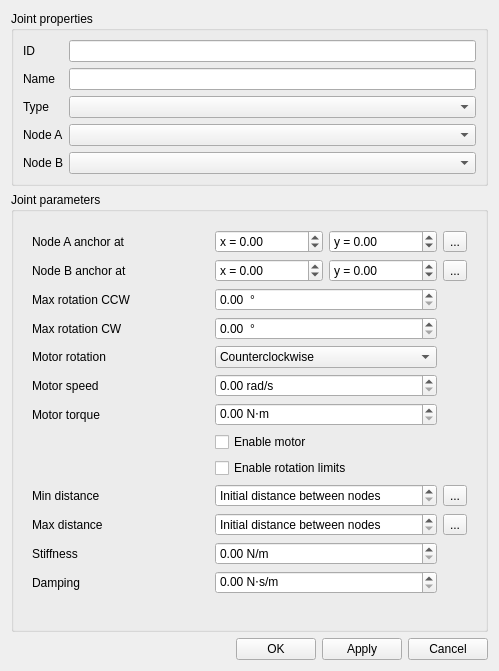
Qt form editor/gui/dlgjoint.ui (ensisoft/detonator) before a commit.
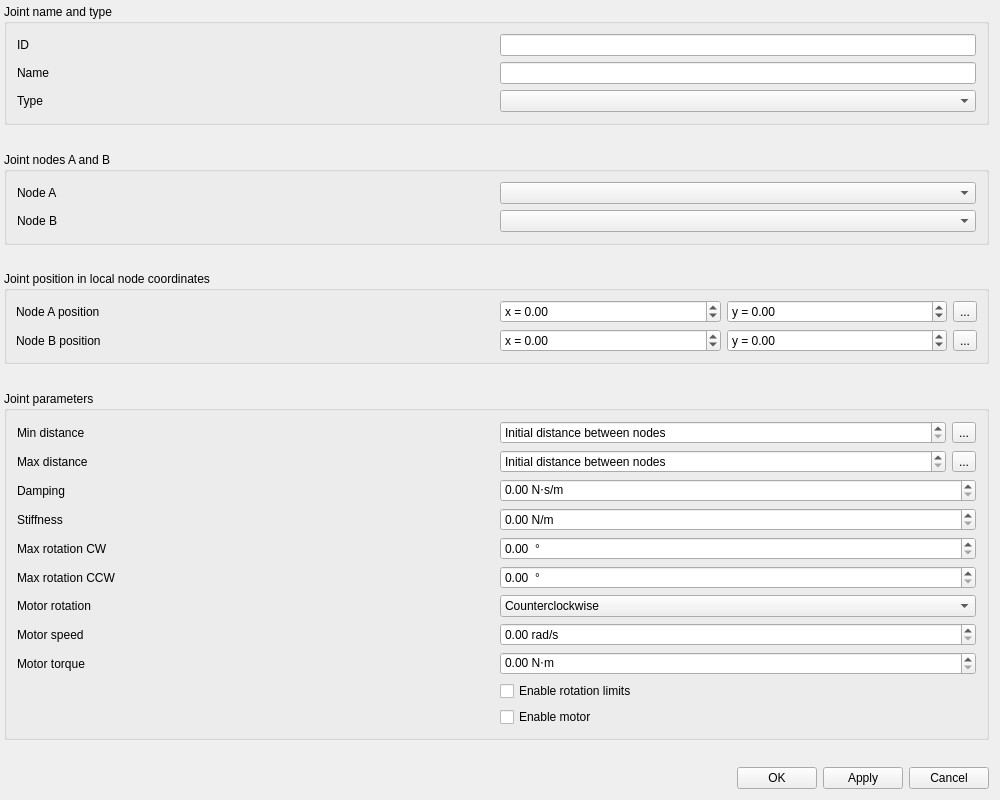
The same form after that commit. Icons and pictures are not drawn.

Commit message:
Revert entity joint refactoring regarding node anchors
Revert entity joint refactoring regarding node anchors. It's
simpler to just let both A and B anchors remain with the base
joint parameters since so many joints require (or can support)
local joint anchor positions on *both* nodes.

Just have to figure out what it means to have a joint that logically
can only have a single world position but each node can have its
own anchor position. What's the outcome if local anchor positions
don't map to the same global position ?

```diff
--- a/editor/gui/dlgjoint.ui
+++ b/editor/gui/dlgjoint.ui
@@ -6,32 +6,63 @@
    <rect>
     <x>0</x>
     <y>0</y>
-    <width>499</width>
-    <height>671</height>
+    <width>1000</width>
+    <height>800</height>
    </rect>
   </property>
   <property name="windowTitle">
    <string>Rigid Body Joint</string>
   </property>
   <layout class="QVBoxLayout" name="verticalLayout_2">
+   <property name="leftMargin">
+    <number>4</number>
+   </property>
+   <property name="topMargin">
+    <number>4</number>
+   </property>
    <item>
     <widget class="QGroupBox" name="props">
      <property name="title">
-      <string>Joint properties</string>
+      <string>Joint name and type</string>
      </property>
-     <layout class="QGridLayout" name="gridLayout_2">
-      <item row="2" column="1">
-       <widget class="QComboBox" name="cmbType"/>
-      </item>
-      <item row="3" column="0">
-       <widget class="QLabel" name="label_3">
+     <property name="flat">
+      <bool>true</bool>
+     </property>
+     <layout class="QGridLayout" name="gridLayout_3">
+      <property name="leftMargin">
+       <number>10</number>
+      </property>
+      <property name="topMargin">
+       <number>10</number>
+      </property>
+      <property name="rightMargin">
+       <number>10</number>
+      </property>
+      <property name="bottomMargin">
+       <number>10</number>
+      </property>
+      <item row="0" column="0">
+       <widget class="QLabel" name="label_5">
         <property name="text">
-         <string>Node A</string>
+         <string>ID</string>
+        </property>
+       </widget>
+      </item>
+      <item row="0" column="1">
+       <widget class="QLineEdit" name="jointID">
+        <property name="sizePolicy">
+         <sizepolicy hsizetype="Preferred" vsizetype="Fixed">
+          <horstretch>0</horstretch>
+          <verstretch>0</verstretch>
+         </sizepolicy>
+        </property>
+        <property name="readOnly">
+         <bool>true</bool>
         </property>
        </widget>
       </item>
       <item row="1" column="0">
-       <widget class="QLabel" name="label">
+       <widget class="QLabel" name="label_6">
         <property name="text">
          <string>Name</string>
         </property>
@@ -39,73 +70,359 @@
       </item>
       <item row="1" column="1">
        <widget class="QLineEdit" name="jointName">
+        <property name="sizePolicy">
+         <sizepolicy hsizetype="Preferred" vsizetype="Fixed">
+          <horstretch>0</horstretch>
+          <verstretch>0</verstretch>
+         </sizepolicy>
+        </property>
         <property name="readOnly">
          <bool>false</bool>
         </property>
        </widget>
       </item>
-      <item row="6" column="0">
-       <widget class="QLabel" name="label_4">
-        <property name="text">
-         <string>Node B</string>
-        </property>
-       </widget>
-      </item>
-      <item row="0" column="0">
-       <widget class="QLabel" name="label_8">
-        <property name="text">
-         <string>ID</string>
-        </property>
-       </widget>
-      </item>
       <item row="2" column="0">
-       <widget class="QLabel" name="label_2">
+       <widget class="QLabel" name="label_7">
         <property name="text">
          <string>Type</string>
         </property>
        </widget>
       </item>
-      <item row="6" column="1">
-       <widget class="QComboBox" name="cmbDstNode"/>
+      <item row="2" column="1">
+       <widget class="QComboBox" name="cmbType"/>
       </item>
-      <item row="0" column="1">
-       <widget class="QLineEdit" name="jointID">
-        <property name="readOnly">
+     </layout>
+    </widget>
+   </item>
+   <item>
+    <spacer name="verticalSpacer_2">
+     <property name="orientation">
+      <enum>Qt::Vertical</enum>
+     </property>
+     <property name="sizeType">
+      <enum>QSizePolicy::Preferred</enum>
+     </property>
+     <property name="sizeHint" stdset="0">
+      <size>
+       <width>20</width>
+       <height>40</height>
+      </size>
+     </property>
+    </spacer>
+   </item>
+   <item>
+    <widget class="QGroupBox" name="groupBox_3">
+     <property name="title">
+      <string>Joint nodes A and B</string>
+     </property>
+     <property name="flat">
          <bool>true</bool>
         </property>
-       </widget>
-      </item>
-      <item row="3" column="1">
+     <layout class="QVBoxLayout" name="verticalLayout_4">
+      <property name="leftMargin">
+       <number>10</number>
+      </property>
+      <property name="topMargin">
+       <number>10</number>
+      </property>
+      <property name="rightMargin">
+       <number>10</number>
+      </property>
+      <property name="bottomMargin">
+       <number>10</number>
+      </property>
+      <item>
+       <layout class="QHBoxLayout" name="horizontalLayout_2">
+        <item>
+         <widget class="QLabel" name="label">
+          <property name="text">
+           <string>Node A</string>
+          </property>
+          <property name="alignment">
+           <set>Qt::AlignLeading|Qt::AlignLeft|Qt::AlignVCenter</set>
+          </property>
+         </widget>
+        </item>
+        <item>
        <widget class="QComboBox" name="cmbSrcNode"/>
       </item>
      </layout>
+      </item>
+      <item>
+       <layout class="QHBoxLayout" name="horizontalLayout_3">
+        <item>
+         <widget class="QLabel" name="label_2">
+          <property name="text">
+           <string>Node B</string>
+          </property>
+          <property name="alignment">
+           <set>Qt::AlignLeading|Qt::AlignLeft|Qt::AlignVCenter</set>
+          </property>
     </widget>
    </item>
    <item>
-    <widget class="QGroupBox" name="groupBox">
+         <widget class="QComboBox" name="cmbDstNode"/>
+        </item>
+       </layout>
+      </item>
+     </layout>
+    </widget>
+   </item>
+   <item>
+    <spacer name="verticalSpacer_5">
+     <property name="orientation">
+      <enum>Qt::Vertical</enum>
+     </property>
+     <property name="sizeType">
+      <enum>QSizePolicy::Preferred</enum>
+     </property>
+     <property name="sizeHint" stdset="0">
+      <size>
+       <width>20</width>
+       <height>40</height>
+      </size>
+     </property>
+    </spacer>
+   </item>
+   <item>
+    <widget class="QGroupBox" name="groupBox_4">
+     <property name="title">
+      <string>Joint position in local node coordinates</string>
+     </property>
+     <property name="flat">
+      <bool>true</bool>
+     </property>
+     <layout class="QGridLayout" name="gridLayout_2">
+      <item row="0" column="0">
+       <widget class="QLabel" name="lblNodeAPosition">
+        <property name="text">
+         <string>Node A position</string>
+        </property>
+       </widget>
+      </item>
+      <item row="0" column="1">
+       <layout class="QHBoxLayout" name="horizontalLayout_4">
+        <item>
+         <widget class="QDoubleSpinBox" name="srcX">
+          <property name="enabled">
+           <bool>true</bool>
+          </property>
+          <property name="sizePolicy">
+           <sizepolicy hsizetype="Preferred" vsizetype="Fixed">
+            <horstretch>0</horstretch>
+            <verstretch>0</verstretch>
+           </sizepolicy>
+          </property>
+          <property name="prefix">
+           <string>x = </string>
+          </property>
+          <property name="minimum">
+           <double>-1000000.000000000000000</double>
+          </property>
+          <property name="maximum">
+           <double>1000000.000000000000000</double>
+          </property>
+          <property name="stepType">
+           <enum>QAbstractSpinBox::AdaptiveDecimalStepType</enum>
+          </property>
+         </widget>
+        </item>
+        <item>
+         <widget class="QDoubleSpinBox" name="srcY">
+          <property name="enabled">
+           <bool>true</bool>
+          </property>
+          <property name="sizePolicy">
+           <sizepolicy hsizetype="Preferred" vsizetype="Fixed">
+            <horstretch>0</horstretch>
+            <verstretch>0</verstretch>
+           </sizepolicy>
+          </property>
+          <property name="buttonSymbols">
+           <enum>QAbstractSpinBox::UpDownArrows</enum>
+          </property>
+          <property name="prefix">
+           <string>y = </string>
+          </property>
+          <property name="minimum">
+           <double>-1000000.000000000000000</double>
+          </property>
+          <property name="maximum">
+           <double>1000000.000000000000000</double>
+          </property>
+          <property name="stepType">
+           <enum>QAbstractSpinBox::AdaptiveDecimalStepType</enum>
+          </property>
+         </widget>
+        </item>
+        <item>
+         <widget class="QToolButton" name="btnResetSrcAnchor">
+          <property name="toolTip">
+           <string>Reset idle track to nothing</string>
+          </property>
+          <property name="text">
+           <string>...</string>
+          </property>
+          <property name="icon">
+           <iconset resource="../resource/resource.qrc">
+            <normaloff>:/16x16_ico_png/reset.png</normaloff>:/16x16_ico_png/reset.png</iconset>
+          </property>
+          <property name="autoRaise">
+           <bool>false</bool>
+          </property>
+          <property name="arrowType">
+           <enum>Qt::NoArrow</enum>
+          </property>
+         </widget>
+        </item>
+       </layout>
+      </item>
+      <item row="1" column="0">
+       <widget class="QLabel" name="lblNodeBPosition">
+        <property name="text">
+         <string>Node B position</string>
+        </property>
+       </widget>
+      </item>
+      <item row="1" column="1">
+       <layout class="QHBoxLayout" name="horizontalLayout_5">
+        <item>
+         <widget class="QDoubleSpinBox" name="dstX">
+          <property name="enabled">
+           <bool>true</bool>
+          </property>
+          <property name="sizePolicy">
+           <sizepolicy hsizetype="Preferred" vsizetype="Fixed">
+            <horstretch>0</horstretch>
+            <verstretch>0</verstretch>
+           </sizepolicy>
+          </property>
+          <property name="prefix">
+           <string>x = </string>
+          </property>
+          <property name="minimum">
+           <double>-1000000.000000000000000</double>
+          </property>
+          <property name="maximum">
+           <double>1000000.000000000000000</double>
+          </property>
+          <property name="stepType">
+           <enum>QAbstractSpinBox::AdaptiveDecimalStepType</enum>
+          </property>
+         </widget>
+        </item>
+        <item>
+         <widget class="QDoubleSpinBox" name="dstY">
+          <property name="enabled">
+           <bool>true</bool>
+          </property>
+          <property name="sizePolicy">
+           <sizepolicy hsizetype="Preferred" vsizetype="Fixed">
+            <horstretch>0</horstretch>
+            <verstretch>0</verstretch>
+           </sizepolicy>
+          </property>
+          <property name="buttonSymbols">
+           <enum>QAbstractSpinBox::UpDownArrows</enum>
+          </property>
+          <property name="prefix">
+           <string>y = </string>
+          </property>
+          <property name="minimum">
+           <double>-1000000.000000000000000</double>
+          </property>
+          <property name="maximum">
+           <double>1000000.000000000000000</double>
+          </property>
+          <property name="stepType">
+           <enum>QAbstractSpinBox::AdaptiveDecimalStepType</enum>
+          </property>
+         </widget>
+        </item>
+        <item>
+         <widget class="QToolButton" name="btnResetDstAnchor">
+          <property name="toolTip">
+           <string>Reset idle track to nothing</string>
+          </property>
+          <property name="text">
+           <string>...</string>
+          </property>
+          <property name="icon">
+           <iconset resource="../resource/resource.qrc">
+            <normaloff>:/16x16_ico_png/reset.png</normaloff>:/16x16_ico_png/reset.png</iconset>
+          </property>
+          <property name="autoRaise">
+           <bool>false</bool>
+          </property>
+          <property name="arrowType">
+           <enum>Qt::NoArrow</enum>
+          </property>
+         </widget>
+        </item>
+       </layout>
+      </item>
+     </layout>
+    </widget>
+   </item>
+   <item>
+    <spacer name="verticalSpacer_3">
+     <property name="orientation">
+      <enum>Qt::Vertical</enum>
+     </property>
+     <property name="sizeType">
+      <enum>QSizePolicy::Preferred</enum>
+     </property>
+     <property name="sizeHint" stdset="0">
+      <size>
+       <width>20</width>
+       <height>40</height>
+      </size>
+     </property>
+    </spacer>
+   </item>
+   <item>
+    <widget class="QGroupBox" name="groupBox_5">
      <property name="title">
       <string>Joint parameters</string>
      </property>
-     <layout class="QVBoxLayout" name="verticalLayout">
-      <item>
-       <widget class="QWidget" name="widget" native="true">
+     <property name="flat">
+      <bool>true</bool>
+     </property>
         <layout class="QGridLayout" name="gridLayout">
-         <item row="12" column="0">
+      <property name="leftMargin">
+       <number>10</number>
+      </property>
+      <property name="topMargin">
+       <number>10</number>
+      </property>
+      <property name="rightMargin">
+       <number>10</number>
+      </property>
+      <property name="bottomMargin">
+       <number>10</number>
+      </property>
+      <item row="1" column="0">
           <widget class="QLabel" name="lblMaxDistance">
            <property name="text">
             <string>Max distance</string>
            </property>
           </widget>
          </item>
+      <item row="8" column="0">
+       <widget class="QLabel" name="lblMotorTorque">
+        <property name="text">
+         <string>Motor torque</string>
+        </property>
+       </widget>
+      </item>
          <item row="7" column="1">
-          <widget class="QDoubleSpinBox" name="motorTorque">
-           <property name="suffix">
-            <string> N⋅m</string>
-           </property>
-          </widget>
-         </item>
-         <item row="6" column="1">
           <widget class="QDoubleSpinBox" name="motorSpeed">
+        <property name="sizePolicy">
+         <sizepolicy hsizetype="Preferred" vsizetype="Fixed">
+          <horstretch>0</horstretch>
+          <verstretch>0</verstretch>
+         </sizepolicy>
+        </property>
            <property name="suffix">
             <string> rad/s</string>
            </property>
@@ -117,8 +434,14 @@
            </property>
           </widget>
          </item>
-         <item row="2" column="1">
-          <widget class="QDoubleSpinBox" name="upperAngle">
+      <item row="4" column="1">
+       <widget class="QDoubleSpinBox" name="lowerAngle">
+        <property name="sizePolicy">
+         <sizepolicy hsizetype="Preferred" vsizetype="Fixed">
+          <horstretch>0</horstretch>
+          <verstretch>0</verstretch>
+         </sizepolicy>
+        </property>
            <property name="suffix">
             <string>  °</string>
            </property>
@@ -133,206 +456,20 @@
            </property>
           </widget>
          </item>
-         <item row="7" column="0">
-          <widget class="QLabel" name="lblMotorTorque">
-           <property name="text">
-            <string>Motor torque</string>
-           </property>
-          </widget>
-         </item>
-         <item row="0" column="1">
-          <layout class="QHBoxLayout" name="nodeAAnchor">
-           <item>
-            <widget class="QDoubleSpinBox" name="srcX">
-             <property name="enabled">
-              <bool>true</bool>
-             </property>
-             <property name="prefix">
-              <string>x = </string>
-             </property>
-             <property name="minimum">
-              <double>-1000000.000000000000000</double>
-             </property>
-             <property name="maximum">
-              <double>1000000.000000000000000</double>
-             </property>
-             <property name="stepType">
-              <enum>QAbstractSpinBox::AdaptiveDecimalStepType</enum>
-             </property>
-            </widget>
-           </item>
-           <item>
-            <widget class="QDoubleSpinBox" name="srcY">
-             <property name="enabled">
-              <bool>true</bool>
-             </property>
-             <property name="buttonSymbols">
-              <enum>QAbstractSpinBox::UpDownArrows</enum>
-             </property>
-             <property name="prefix">
-              <string>y = </string>
-             </property>
-             <property name="minimum">
-              <double>-1000000.000000000000000</double>
-             </property>
-             <property name="maximum">
-              <double>1000000.000000000000000</double>
-             </property>
-             <property name="stepType">
-              <enum>QAbstractSpinBox::AdaptiveDecimalStepType</enum>
-             </property>
-            </widget>
-           </item>
-          </layout>
-         </item>
-         <item row="14" column="0">
-          <widget class="QLabel" name="lblStiffness">
-           <property name="text">
-            <string>Stiffness</string>
-           </property>
-          </widget>
-         </item>
-         <item row="0" column="2">
-          <widget class="QToolButton" name="btnResetSrcAnchor">
-           <property name="toolTip">
-            <string>Reset idle track to nothing</string>
-           </property>
-           <property name="text">
-            <string>...</string>
-           </property>
-           <property name="icon">
-            <iconset resource="../resource/resource.qrc">
-             <normaloff>:/16x16_ico_png/reset.png</normaloff>:/16x16_ico_png/reset.png</iconset>
-           </property>
-           <property name="autoRaise">
-            <bool>false</bool>
-           </property>
-           <property name="arrowType">
-            <enum>Qt::NoArrow</enum>
-           </property>
-          </widget>
-         </item>
-         <item row="0" column="0">
-          <widget class="QLabel" name="lblANodeAnchor">
-           <property name="text">
-            <string>Node A anchor at</string>
-           </property>
-          </widget>
-         </item>
-         <item row="1" column="0">
-          <widget class="QLabel" name="lblBNodeAnchor">
-           <property name="text">
-            <string>Node B anchor at</string>
-           </property>
-          </widget>
-         </item>
-         <item row="10" column="0">
-          <widget class="QLabel" name="lblMinDistance">
-           <property name="text">
-            <string>Min distance</string>
-           </property>
-          </widget>
-         </item>
-         <item row="3" column="0">
-          <widget class="QLabel" name="lblLowerAngleLimit">
-           <property name="text">
-            <string>Max rotation CW</string>
-           </property>
-           <property name="wordWrap">
-            <bool>false</bool>
-           </property>
-          </widget>
-         </item>
-         <item row="14" column="1">
-          <widget class="QDoubleSpinBox" name="stiffness">
-           <property name="suffix">
-            <string> N/m</string>
-           </property>
-          </widget>
-         </item>
-         <item row="1" column="2">
-          <widget class="QToolButton" name="btnResetDstAnchor">
-           <property name="toolTip">
-            <string>Reset idle track to nothing</string>
-           </property>
-           <property name="text">
-            <string>...</string>
-           </property>
-           <property name="icon">
-            <iconset resource="../resource/resource.qrc">
-             <normaloff>:/16x16_ico_png/reset.png</normaloff>:/16x16_ico_png/reset.png</iconset>
-           </property>
-           <property name="autoRaise">
-            <bool>false</bool>
-           </property>
-           <property name="arrowType">
-            <enum>Qt::NoArrow</enum>
-           </property>
-          </widget>
-         </item>
-         <item row="15" column="1">
-          <widget class="QDoubleSpinBox" name="damping">
-           <property name="prefix">
-            <string/>
-           </property>
-           <property name="suffix">
-            <string> N⋅s/m</string>
-           </property>
-          </widget>
-         </item>
          <item row="9" column="1">
           <widget class="QCheckBox" name="chkEnableLimit">
+        <property name="sizePolicy">
+         <sizepolicy hsizetype="Preferred" vsizetype="Fixed">
+          <horstretch>0</horstretch>
+          <verstretch>0</verstretch>
+         </sizepolicy>
+        </property>
            <property name="text">
             <string>Enable rotation limits</string>
            </property>
           </widget>
          </item>
-         <item row="1" column="1">
-          <layout class="QHBoxLayout" name="nodeBAnchor">
-           <item>
-            <widget class="QDoubleSpinBox" name="dstX">
-             <property name="enabled">
-              <bool>true</bool>
-             </property>
-             <property name="prefix">
-              <string>x = </string>
-             </property>
-             <property name="minimum">
-              <double>-1000000.000000000000000</double>
-             </property>
-             <property name="maximum">
-              <double>1000000.000000000000000</double>
-             </property>
-             <property name="stepType">
-              <enum>QAbstractSpinBox::AdaptiveDecimalStepType</enum>
-             </property>
-            </widget>
-           </item>
-           <item>
-            <widget class="QDoubleSpinBox" name="dstY">
-             <property name="enabled">
-              <bool>true</bool>
-             </property>
-             <property name="buttonSymbols">
-              <enum>QAbstractSpinBox::UpDownArrows</enum>
-             </property>
-             <property name="prefix">
-              <string>y = </string>
-             </property>
-             <property name="minimum">
-              <double>-1000000.000000000000000</double>
-             </property>
-             <property name="maximum">
-              <double>1000000.000000000000000</double>
-             </property>
-             <property name="stepType">
-              <enum>QAbstractSpinBox::AdaptiveDecimalStepType</enum>
-             </property>
-            </widget>
-           </item>
-          </layout>
-         </item>
-         <item row="2" column="0">
+      <item row="5" column="0">
           <widget class="QLabel" name="lblUpperangleLimit">
            <property name="text">
             <string>Max rotation CCW</string>
@@ -345,7 +482,40 @@
            </property>
           </widget>
          </item>
-         <item row="10" column="2">
+      <item row="0" column="1">
+       <layout class="QHBoxLayout" name="horizontalLayout_6">
+        <item>
+         <widget class="QDoubleSpinBox" name="minDist">
+          <property name="enabled">
+           <bool>true</bool>
+          </property>
+          <property name="sizePolicy">
+           <sizepolicy hsizetype="Preferred" vsizetype="Fixed">
+            <horstretch>0</horstretch>
+            <verstretch>0</verstretch>
+           </sizepolicy>
+          </property>
+          <property name="specialValueText">
+           <string>Initial distance between nodes</string>
+          </property>
+          <property name="decimals">
+           <number>1</number>
+          </property>
+          <property name="minimum">
+           <double>-0.100000000000000</double>
+          </property>
+          <property name="maximum">
+           <double>1000000.000000000000000</double>
+          </property>
+          <property name="stepType">
+           <enum>QAbstractSpinBox::AdaptiveDecimalStepType</enum>
+          </property>
+          <property name="value">
+           <double>-0.100000000000000</double>
+          </property>
+         </widget>
+        </item>
+        <item>
           <widget class="QToolButton" name="btnResetMinDistance">
            <property name="toolTip">
             <string>Reset idle track to nothing</string>
@@ -365,128 +535,131 @@
            </property>
           </widget>
          </item>
-         <item row="8" column="1">
-          <widget class="QCheckBox" name="chkEnableMotor">
-           <property name="text">
-            <string>Enable motor</string>
-           </property>
-          </widget>
-         </item>
-         <item row="15" column="0">
+       </layout>
+      </item>
+      <item row="2" column="0">
           <widget class="QLabel" name="lblDamping">
            <property name="text">
             <string>Damping</string>
            </property>
           </widget>
          </item>
-         <item row="12" column="1">
-          <widget class="QDoubleSpinBox" name="maxDist">
-           <property name="enabled">
-            <bool>true</bool>
-           </property>
-           <property name="specialValueText">
-            <string>Initial distance between nodes</string>
-           </property>
-           <property name="decimals">
-            <number>1</number>
-           </property>
+      <item row="8" column="1">
+       <widget class="QDoubleSpinBox" name="motorTorque">
+        <property name="sizePolicy">
+         <sizepolicy hsizetype="Preferred" vsizetype="Fixed">
+          <horstretch>0</horstretch>
+          <verstretch>0</verstretch>
+         </sizepolicy>
+        </property>
+        <property name="suffix">
+         <string> N⋅m</string>
+        </property>
+       </widget>
+      </item>
+      <item row="5" column="1">
+       <widget class="QDoubleSpinBox" name="upperAngle">
+        <property name="sizePolicy">
+         <sizepolicy hsizetype="Preferred" vsizetype="Fixed">
+          <horstretch>0</horstretch>
+          <verstretch>0</verstretch>
+         </sizepolicy>
+        </property>
+        <property name="suffix">
+         <string>  °</string>
+        </property>
            <property name="minimum">
-            <double>-0.100000000000000</double>
+         <double>0.000000000000000</double>
            </property>
            <property name="maximum">
-            <double>1000000.000000000000000</double>
+         <double>360.000000000000000</double>
            </property>
            <property name="stepType">
             <enum>QAbstractSpinBox::AdaptiveDecimalStepType</enum>
            </property>
-           <property name="value">
-            <double>-0.100000000000000</double>
-           </property>
-          </widget>
-         </item>
-         <item row="10" column="1">
-          <widget class="QDoubleSpinBox" name="minDist">
-           <property name="enabled">
-            <bool>true</bool>
-           </property>
-           <property name="specialValueText">
-            <string>Initial distance between nodes</string>
-           </property>
-           <property name="decimals">
-            <number>1</number>
-           </property>
-           <property name="minimum">
-            <double>-0.100000000000000</double>
-           </property>
-           <property name="maximum">
-            <double>1000000.000000000000000</double>
-           </property>
-           <property name="stepType">
-            <enum>QAbstractSpinBox::AdaptiveDecimalStepType</enum>
-           </property>
-           <property name="value">
-            <double>-0.100000000000000</double>
-           </property>
-          </widget>
-         </item>
-         <item row="6" column="0">
+       </widget>
+      </item>
+      <item row="3" column="1">
+       <widget class="QDoubleSpinBox" name="stiffness">
+        <property name="sizePolicy">
+         <sizepolicy hsizetype="Preferred" vsizetype="Fixed">
+          <horstretch>0</horstretch>
+          <verstretch>0</verstretch>
+         </sizepolicy>
+        </property>
+        <property name="suffix">
+         <string> N/m</string>
+        </property>
+       </widget>
+      </item>
+      <item row="2" column="1">
+       <widget class="QDoubleSpinBox" name="damping">
+        <property name="sizePolicy">
+         <sizepolicy hsizetype="Preferred" vsizetype="Fixed">
+          <horstretch>0</horstretch>
+          <verstretch>0</verstretch>
+         </sizepolicy>
+        </property>
+        <property name="prefix">
+         <string/>
+        </property>
+        <property name="suffix">
+         <string> N⋅s/m</string>
+        </property>
+       </widget>
+      </item>
+      <item row="7" column="0">
           <widget class="QLabel" name="lblMotorSpeed">
            <property name="text">
             <string>Motor speed</string>
            </property>
           </widget>
          </item>
-         <item row="12" column="2">
-          <widget class="QToolButton" name="btnResetMaxDistance">
-           <property name="toolTip">
-            <string>Reset idle track to nothing</string>
+      <item row="10" column="1">
+       <widget class="QCheckBox" name="chkEnableMotor">
+        <property name="sizePolicy">
+         <sizepolicy hsizetype="Preferred" vsizetype="Fixed">
+          <horstretch>0</horstretch>
+          <verstretch>0</verstretch>
+         </sizepolicy>
            </property>
            <property name="text">
-            <string>...</string>
-           </property>
-           <property name="icon">
-            <iconset resource="../resource/resource.qrc">
-             <normaloff>:/16x16_ico_png/reset.png</normaloff>:/16x16_ico_png/reset.png</iconset>
-           </property>
-           <property name="autoRaise">
+         <string>Enable motor</string>
+        </property>
+       </widget>
+      </item>
+      <item row="3" column="0">
+       <widget class="QLabel" name="lblStiffness">
+        <property name="text">
+         <string>Stiffness</string>
+        </property>
+       </widget>
+      </item>
+      <item row="6" column="0">
+       <widget class="QLabel" name="lblMotorRotation">
+        <property name="text">
+         <string>Motor rotation</string>
+        </property>
+       </widget>
+      </item>
+      <item row="4" column="0">
+       <widget class="QLabel" name="lblLowerAngleLimit">
+        <property name="text">
+         <string>Max rotation CW</string>
+        </property>
+        <property name="wordWrap">
             <bool>false</bool>
            </property>
-           <property name="arrowType">
-            <enum>Qt::NoArrow</enum>
-           </property>
-          </widget>
-         </item>
-         <item row="3" column="1">
-          <widget class="QDoubleSpinBox" name="lowerAngle">
-           <property name="suffix">
-            <string>  °</string>
-           </property>
-           <property name="minimum">
-            <double>0.000000000000000</double>
-           </property>
-           <property name="maximum">
-            <double>360.000000000000000</double>
-           </property>
-           <property name="stepType">
-            <enum>QAbstractSpinBox::AdaptiveDecimalStepType</enum>
-           </property>
-          </widget>
-         </item>
-         <item row="16" column="1">
-          <spacer name="verticalSpacer">
-           <property name="orientation">
-            <enum>Qt::Vertical</enum>
-           </property>
-           <property name="sizeHint" stdset="0">
-            <size>
-             <width>20</width>
-             <height>40</height>
-            </size>
-           </property>
-          </spacer>
-         </item>
-         <item row="4" column="1">
+       </widget>
+      </item>
+      <item row="6" column="1">
           <widget class="QComboBox" name="cmbMotorRotation">
+        <property name="sizePolicy">
+         <sizepolicy hsizetype="Preferred" vsizetype="Fixed">
+          <horstretch>0</horstretch>
+          <verstretch>0</verstretch>
+         </sizepolicy>
+        </property>
            <item>
             <property name="text">
              <string>Counterclockwise</string>
@@ -499,19 +672,84 @@
            </item>
           </widget>
          </item>
-         <item row="4" column="0">
-          <widget class="QLabel" name="lblMotorRotation">
+      <item row="0" column="0">
+       <widget class="QLabel" name="lblMinDistance">
            <property name="text">
-            <string>Motor rotation</string>
+         <string>Min distance</string>
            </property>
           </widget>
          </item>
-        </layout>
-       </widget>
-      </item>
-     </layout>
+      <item row="1" column="1">
+       <layout class="QHBoxLayout" name="horizontalLayout_7">
+        <item>
+         <widget class="QDoubleSpinBox" name="maxDist">
+          <property name="enabled">
+           <bool>true</bool>
+          </property>
+          <property name="sizePolicy">
+           <sizepolicy hsizetype="Preferred" vsizetype="Fixed">
+            <horstretch>0</horstretch>
+            <verstretch>0</verstretch>
+           </sizepolicy>
+          </property>
+          <property name="specialValueText">
+           <string>Initial distance between nodes</string>
+          </property>
+          <property name="decimals">
+           <number>1</number>
+          </property>
+          <property name="minimum">
+           <double>-0.100000000000000</double>
+          </property>
+          <property name="maximum">
+           <double>1000000.000000000000000</double>
+          </property>
+          <property name="stepType">
+           <enum>QAbstractSpinBox::AdaptiveDecimalStepType</enum>
+          </property>
+          <property name="value">
+           <double>-0.100000000000000</double>
+          </property>
+         </widget>
+        </item>
+        <item>
+         <widget class="QToolButton" name="btnResetMaxDistance">
+          <property name="toolTip">
+           <string>Reset idle track to nothing</string>
+          </property>
+          <property name="text">
+           <string>...</string>
+          </property>
+          <property name="icon">
+           <iconset resource="../resource/resource.qrc">
+            <normaloff>:/16x16_ico_png/reset.png</normaloff>:/16x16_ico_png/reset.png</iconset>
+          </property>
+          <property name="autoRaise">
+           <bool>false</bool>
+          </property>
+          <property name="arrowType">
+           <enum>Qt::NoArrow</enum>
+          </property>
+         </widget>
+        </item>
+       </layout>
+      </item>
+     </layout>
     </widget>
    </item>
+   <item>
+    <spacer name="verticalSpacer">
+     <property name="orientation">
+      <enum>Qt::Vertical</enum>
+     </property>
+     <property name="sizeHint" stdset="0">
+      <size>
+       <width>20</width>
+       <height>40</height>
+      </size>
+     </property>
+    </spacer>
+   </item>
    <item>
     <layout class="QHBoxLayout" name="horizontalLayout">
      <item>
```
Left out of the diff: 18 changed lines with no effect on the pictures. Lines whose indentation alone changed are shown as unchanged. The commit also changes 6 other files.
